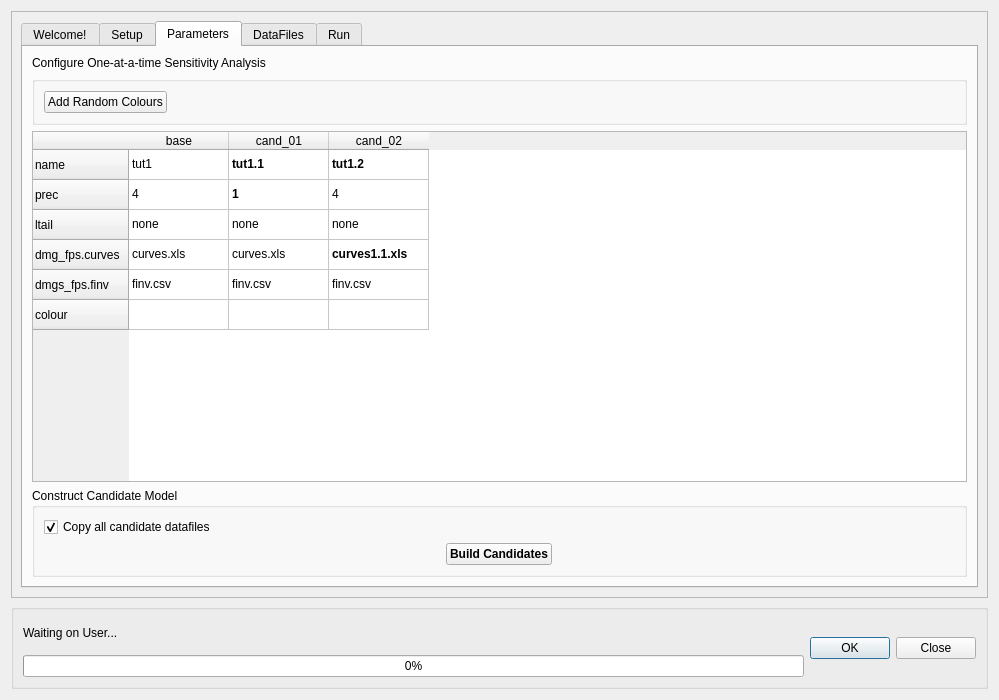
NRCan/CanFlood, file canflood/sensi/sensi.ui: the form before one commit.
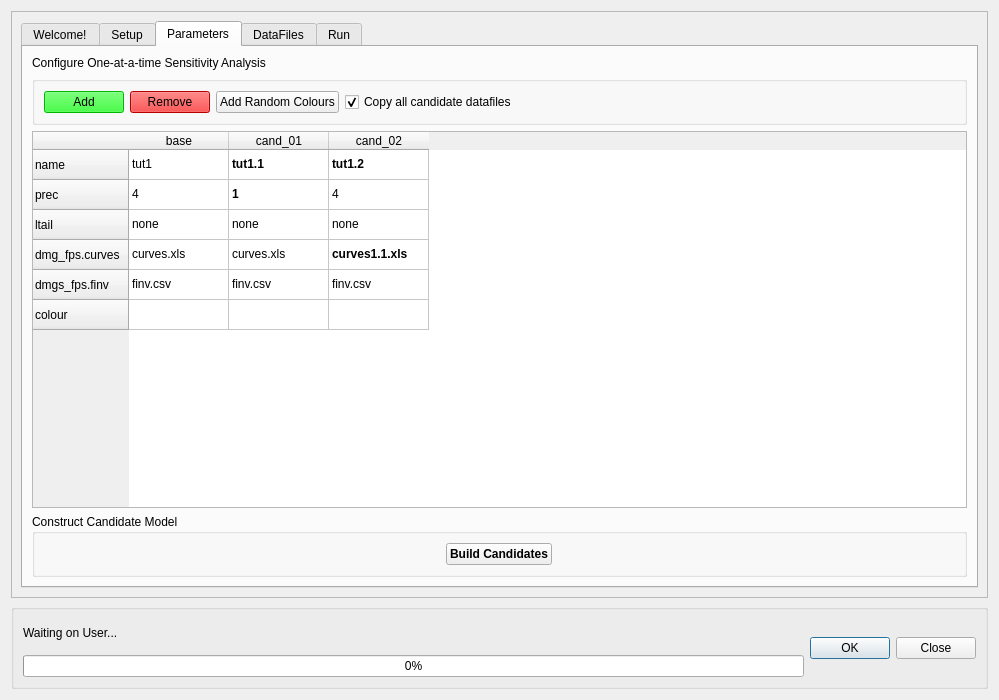
The form after the commit. Icons and pictures are not drawn.

```diff
--- a/canflood/sensi/sensi.ui
+++ b/canflood/sensi/sensi.ui
@@ -468,7 +468,7 @@
                  </widget>
                 </item>
                 <item>
-                 <widget class="QPushButton" name="pushButton_5">
+                 <widget class="QPushButton" name="pushButton_s_load">
                   <property name="sizePolicy">
                    <sizepolicy hsizetype="Fixed" vsizetype="Fixed">
                     <horstretch>0</horstretch>
@@ -531,6 +531,858 @@
               <string/>
              </property>
              <layout class="QHBoxLayout" name="horizontalLayout_6">
+              <item>
+               <widget class="QPushButton" name="pushButton_P_addCand">
+                <property name="palette">
+                 <palette>
+                  <active>
+                   <colorrole role="WindowText">
+                    <brush brushstyle="SolidPattern">
+                     <color alpha="255">
+                      <red>0</red>
+                      <green>0</green>
+                      <blue>0</blue>
+                     </color>
+                    </brush>
+                   </colorrole>
+                   <colorrole role="Button">
+                    <brush brushstyle="SolidPattern">
+                     <color alpha="255">
+                      <red>0</red>
+                      <green>255</green>
+                      <blue>0</blue>
+                     </color>
+                    </brush>
+                   </colorrole>
+                   <colorrole role="Light">
+                    <brush brushstyle="SolidPattern">
+                     <color alpha="255">
+                      <red>127</red>
+                      <green>255</green>
+                      <blue>127</blue>
+                     </color>
+                    </brush>
+                   </colorrole>
+                   <colorrole role="Midlight">
+                    <brush brushstyle="SolidPattern">
+                     <color alpha="255">
+                      <red>63</red>
+                      <green>255</green>
+                      <blue>63</blue>
+                     </color>
+                    </brush>
+                   </colorrole>
+                   <colorrole role="Dark">
+                    <brush brushstyle="SolidPattern">
+                     <color alpha="255">
+                      <red>0</red>
+                      <green>127</green>
+                      <blue>0</blue>
+                     </color>
+                    </brush>
+                   </colorrole>
+                   <colorrole role="Mid">
+                    <brush brushstyle="SolidPattern">
+                     <color alpha="255">
+                      <red>0</red>
+                      <green>170</green>
+                      <blue>0</blue>
+                     </color>
+                    </brush>
+                   </colorrole>
+                   <colorrole role="Text">
+                    <brush brushstyle="SolidPattern">
+                     <color alpha="255">
+                      <red>0</red>
+                      <green>0</green>
+                      <blue>0</blue>
+                     </color>
+                    </brush>
+                   </colorrole>
+                   <colorrole role="BrightText">
+                    <brush brushstyle="SolidPattern">
+                     <color alpha="255">
+                      <red>255</red>
+                      <green>255</green>
+                      <blue>255</blue>
+                     </color>
+                    </brush>
+                   </colorrole>
+                   <colorrole role="ButtonText">
+                    <brush brushstyle="SolidPattern">
+                     <color alpha="255">
+                      <red>0</red>
+                      <green>0</green>
+                      <blue>0</blue>
+                     </color>
+                    </brush>
+                   </colorrole>
+                   <colorrole role="Base">
+                    <brush brushstyle="SolidPattern">
+                     <color alpha="255">
+                      <red>255</red>
+                      <green>255</green>
+                      <blue>255</blue>
+                     </color>
+                    </brush>
+                   </colorrole>
+                   <colorrole role="Window">
+                    <brush brushstyle="SolidPattern">
+                     <color alpha="255">
+                      <red>0</red>
+                      <green>255</green>
+                      <blue>0</blue>
+                     </color>
+                    </brush>
+                   </colorrole>
+                   <colorrole role="Shadow">
+                    <brush brushstyle="SolidPattern">
+                     <color alpha="255">
+                      <red>0</red>
+                      <green>0</green>
+                      <blue>0</blue>
+                     </color>
+                    </brush>
+                   </colorrole>
+                   <colorrole role="AlternateBase">
+                    <brush brushstyle="SolidPattern">
+                     <color alpha="255">
+                      <red>127</red>
+                      <green>255</green>
+                      <blue>127</blue>
+                     </color>
+                    </brush>
+                   </colorrole>
+                   <colorrole role="ToolTipBase">
+                    <brush brushstyle="SolidPattern">
+                     <color alpha="255">
+                      <red>255</red>
+                      <green>255</green>
+                      <blue>220</blue>
+                     </color>
+                    </brush>
+                   </colorrole>
+                   <colorrole role="ToolTipText">
+                    <brush brushstyle="SolidPattern">
+                     <color alpha="255">
+                      <red>0</red>
+                      <green>0</green>
+                      <blue>0</blue>
+                     </color>
+                    </brush>
+                   </colorrole>
+                  </active>
+                  <inactive>
+                   <colorrole role="WindowText">
+                    <brush brushstyle="SolidPattern">
+                     <color alpha="255">
+                      <red>0</red>
+                      <green>0</green>
+                      <blue>0</blue>
+                     </color>
+                    </brush>
+                   </colorrole>
+                   <colorrole role="Button">
+                    <brush brushstyle="SolidPattern">
+                     <color alpha="255">
+                      <red>0</red>
+                      <green>255</green>
+                      <blue>0</blue>
+                     </color>
+                    </brush>
+                   </colorrole>
+                   <colorrole role="Light">
+                    <brush brushstyle="SolidPattern">
+                     <color alpha="255">
+                      <red>127</red>
+                      <green>255</green>
+                      <blue>127</blue>
+                     </color>
+                    </brush>
+                   </colorrole>
+                   <colorrole role="Midlight">
+                    <brush brushstyle="SolidPattern">
+                     <color alpha="255">
+                      <red>63</red>
+                      <green>255</green>
+                      <blue>63</blue>
+                     </color>
+                    </brush>
+                   </colorrole>
+                   <colorrole role="Dark">
+                    <brush brushstyle="SolidPattern">
+                     <color alpha="255">
+                      <red>0</red>
+                      <green>127</green>
+                      <blue>0</blue>
+                     </color>
+                    </brush>
+                   </colorrole>
+                   <colorrole role="Mid">
+                    <brush brushstyle="SolidPattern">
+                     <color alpha="255">
+                      <red>0</red>
+                      <green>170</green>
+                      <blue>0</blue>
+                     </color>
+                    </brush>
+                   </colorrole>
+                   <colorrole role="Text">
+                    <brush brushstyle="SolidPattern">
+                     <color alpha="255">
+                      <red>0</red>
+                      <green>0</green>
+                      <blue>0</blue>
+                     </color>
+                    </brush>
+                   </colorrole>
+                   <colorrole role="BrightText">
+                    <brush brushstyle="SolidPattern">
+                     <color alpha="255">
+                      <red>255</red>
+                      <green>255</green>
+                      <blue>255</blue>
+                     </color>
+                    </brush>
+                   </colorrole>
+                   <colorrole role="ButtonText">
+                    <brush brushstyle="SolidPattern">
+                     <color alpha="255">
+                      <red>0</red>
+                      <green>0</green>
+                      <blue>0</blue>
+                     </color>
+                    </brush>
+                   </colorrole>
+                   <colorrole role="Base">
+                    <brush brushstyle="SolidPattern">
+                     <color alpha="255">
+                      <red>255</red>
+                      <green>255</green>
+                      <blue>255</blue>
+                     </color>
+                    </brush>
+                   </colorrole>
+                   <colorrole role="Window">
+                    <brush brushstyle="SolidPattern">
+                     <color alpha="255">
+                      <red>0</red>
+                      <green>255</green>
+                      <blue>0</blue>
+                     </color>
+                    </brush>
+                   </colorrole>
+                   <colorrole role="Shadow">
+                    <brush brushstyle="SolidPattern">
+                     <color alpha="255">
+                      <red>0</red>
+                      <green>0</green>
+                      <blue>0</blue>
+                     </color>
+                    </brush>
+                   </colorrole>
+                   <colorrole role="AlternateBase">
+                    <brush brushstyle="SolidPattern">
+                     <color alpha="255">
+                      <red>127</red>
+                      <green>255</green>
+                      <blue>127</blue>
+                     </color>
+                    </brush>
+                   </colorrole>
+                   <colorrole role="ToolTipBase">
+                    <brush brushstyle="SolidPattern">
+                     <color alpha="255">
+                      <red>255</red>
+                      <green>255</green>
+                      <blue>220</blue>
+                     </color>
+                    </brush>
+                   </colorrole>
+                   <colorrole role="ToolTipText">
+                    <brush brushstyle="SolidPattern">
+                     <color alpha="255">
+                      <red>0</red>
+                      <green>0</green>
+                      <blue>0</blue>
+                     </color>
+                    </brush>
+                   </colorrole>
+                  </inactive>
+                  <disabled>
+                   <colorrole role="WindowText">
+                    <brush brushstyle="SolidPattern">
+                     <color alpha="255">
+                      <red>0</red>
+                      <green>127</green>
+                      <blue>0</blue>
+                     </color>
+                    </brush>
+                   </colorrole>
+                   <colorrole role="Button">
+                    <brush brushstyle="SolidPattern">
+                     <color alpha="255">
+                      <red>0</red>
+                      <green>255</green>
+                      <blue>0</blue>
+                     </color>
+                    </brush>
+                   </colorrole>
+                   <colorrole role="Light">
+                    <brush brushstyle="SolidPattern">
+                     <color alpha="255">
+                      <red>127</red>
+                      <green>255</green>
+                      <blue>127</blue>
+                     </color>
+                    </brush>
+                   </colorrole>
+                   <colorrole role="Midlight">
+                    <brush brushstyle="SolidPattern">
+                     <color alpha="255">
+                      <red>63</red>
+                      <green>255</green>
+                      <blue>63</blue>
+                     </color>
+                    </brush>
+                   </colorrole>
+                   <colorrole role="Dark">
+                    <brush brushstyle="SolidPattern">
+                     <color alpha="255">
+                      <red>0</red>
+                      <green>127</green>
+                      <blue>0</blue>
+                     </color>
+                    </brush>
+                   </colorrole>
+                   <colorrole role="Mid">
+                    <brush brushstyle="SolidPattern">
+                     <color alpha="255">
+                      <red>0</red>
+                      <green>170</green>
+                      <blue>0</blue>
+                     </color>
+                    </brush>
+                   </colorrole>
+                   <colorrole role="Text">
+                    <brush brushstyle="SolidPattern">
+                     <color alpha="255">
+                      <red>0</red>
+                      <green>127</green>
+                      <blue>0</blue>
+                     </color>
+                    </brush>
+                   </colorrole>
+                   <colorrole role="BrightText">
+                    <brush brushstyle="SolidPattern">
+                     <color alpha="255">
+                      <red>255</red>
+                      <green>255</green>
+                      <blue>255</blue>
+                     </color>
+                    </brush>
+                   </colorrole>
+                   <colorrole role="ButtonText">
+                    <brush brushstyle="SolidPattern">
+                     <color alpha="255">
+                      <red>0</red>
+                      <green>127</green>
+                      <blue>0</blue>
+                     </color>
+                    </brush>
+                   </colorrole>
+                   <colorrole role="Base">
+                    <brush brushstyle="SolidPattern">
+                     <color alpha="255">
+                      <red>0</red>
+                      <green>255</green>
+                      <blue>0</blue>
+                     </color>
+                    </brush>
+                   </colorrole>
+                   <colorrole role="Window">
+                    <brush brushstyle="SolidPattern">
+                     <color alpha="255">
+                      <red>0</red>
+                      <green>255</green>
+                      <blue>0</blue>
+                     </color>
+                    </brush>
+                   </colorrole>
+                   <colorrole role="Shadow">
+                    <brush brushstyle="SolidPattern">
+                     <color alpha="255">
+                      <red>0</red>
+                      <green>0</green>
+                      <blue>0</blue>
+                     </color>
+                    </brush>
+                   </colorrole>
+                   <colorrole role="AlternateBase">
+                    <brush brushstyle="SolidPattern">
+                     <color alpha="255">
+                      <red>0</red>
+                      <green>255</green>
+                      <blue>0</blue>
+                     </color>
+                    </brush>
+                   </colorrole>
+                   <colorrole role="ToolTipBase">
+                    <brush brushstyle="SolidPattern">
+                     <color alpha="255">
+                      <red>255</red>
+                      <green>255</green>
+                      <blue>220</blue>
+                     </color>
+                    </brush>
+                   </colorrole>
+                   <colorrole role="ToolTipText">
+                    <brush brushstyle="SolidPattern">
+                     <color alpha="255">
+                      <red>0</red>
+                      <green>0</green>
+                      <blue>0</blue>
+                     </color>
+                    </brush>
+                   </colorrole>
+                  </disabled>
+                 </palette>
+                </property>
+                <property name="text">
+                 <string>Add</string>
+                </property>
+                <property name="icon">
+                 <iconset resource="../resources.qrc">
+                  <normaloff>:/icons/icons/arrow-right-circle.svg</normaloff>:/icons/icons/arrow-right-circle.svg</iconset>
+                </property>
+               </widget>
+              </item>
+              <item>
+               <widget class="QPushButton" name="pushButton_5">
+                <property name="palette">
+                 <palette>
+                  <active>
+                   <colorrole role="WindowText">
+                    <brush brushstyle="SolidPattern">
+                     <color alpha="255">
+                      <red>0</red>
+                      <green>0</green>
+                      <blue>0</blue>
+                     </color>
+                    </brush>
+                   </colorrole>
+                   <colorrole role="Button">
+                    <brush brushstyle="SolidPattern">
+                     <color alpha="255">
+                      <red>255</red>
+                      <green>0</green>
+                      <blue>0</blue>
+                     </color>
+                    </brush>
+                   </colorrole>
+                   <colorrole role="Light">
+                    <brush brushstyle="SolidPattern">
+                     <color alpha="255">
+                      <red>255</red>
+                      <green>127</green>
+                      <blue>127</blue>
+                     </color>
+                    </brush>
+                   </colorrole>
+                   <colorrole role="Midlight">
+                    <brush brushstyle="SolidPattern">
+                     <color alpha="255">
+                      <red>255</red>
+                      <green>63</green>
+                      <blue>63</blue>
+                     </color>
+                    </brush>
+                   </colorrole>
+                   <colorrole role="Dark">
+                    <brush brushstyle="SolidPattern">
+                     <color alpha="255">
+                      <red>127</red>
+                      <green>0</green>
+                      <blue>0</blue>
+                     </color>
+                    </brush>
+                   </colorrole>
+                   <colorrole role="Mid">
+                    <brush brushstyle="SolidPattern">
+                     <color alpha="255">
+                      <red>170</red>
+                      <green>0</green>
+                      <blue>0</blue>
+                     </color>
+                    </brush>
+                   </colorrole>
+                   <colorrole role="Text">
+                    <brush brushstyle="SolidPattern">
+                     <color alpha="255">
+                      <red>0</red>
+                      <green>0</green>
+                      <blue>0</blue>
+                     </color>
+                    </brush>
+                   </colorrole>
+                   <colorrole role="BrightText">
+                    <brush brushstyle="SolidPattern">
+                     <color alpha="255">
+                      <red>255</red>
+                      <green>255</green>
+                      <blue>255</blue>
+                     </color>
+                    </brush>
+                   </colorrole>
+                   <colorrole role="ButtonText">
+                    <brush brushstyle="SolidPattern">
+                     <color alpha="255">
+                      <red>0</red>
+                      <green>0</green>
+                      <blue>0</blue>
+                     </color>
+                    </brush>
+                   </colorrole>
+                   <colorrole role="Base">
+                    <brush brushstyle="SolidPattern">
+                     <color alpha="255">
+                      <red>255</red>
+                      <green>255</green>
+                      <blue>255</blue>
+                     </color>
+                    </brush>
+                   </colorrole>
+                   <colorrole role="Window">
+                    <brush brushstyle="SolidPattern">
+                     <color alpha="255">
+                      <red>255</red>
+                      <green>0</green>
+                      <blue>0</blue>
+                     </color>
+                    </brush>
+                   </colorrole>
+                   <colorrole role="Shadow">
+                    <brush brushstyle="SolidPattern">
+                     <color alpha="255">
+                      <red>0</red>
+                      <green>0</green>
+                      <blue>0</blue>
+                     </color>
+                    </brush>
+                   </colorrole>
+                   <colorrole role="AlternateBase">
+                    <brush brushstyle="SolidPattern">
+                     <color alpha="255">
+                      <red>255</red>
+                      <green>127</green>
+                      <blue>127</blue>
+                     </color>
+                    </brush>
+                   </colorrole>
+                   <colorrole role="ToolTipBase">
+                    <brush brushstyle="SolidPattern">
+                     <color alpha="255">
+                      <red>255</red>
+                      <green>255</green>
+                      <blue>220</blue>
+                     </color>
+                    </brush>
+                   </colorrole>
+                   <colorrole role="ToolTipText">
+                    <brush brushstyle="SolidPattern">
+                     <color alpha="255">
+                      <red>0</red>
+                      <green>0</green>
+                      <blue>0</blue>
+                     </color>
+                    </brush>
+                   </colorrole>
+                  </active>
+                  <inactive>
+                   <colorrole role="WindowText">
+                    <brush brushstyle="SolidPattern">
+                     <color alpha="255">
+                      <red>0</red>
+                      <green>0</green>
+                      <blue>0</blue>
+                     </color>
+                    </brush>
+                   </colorrole>
+                   <colorrole role="Button">
+                    <brush brushstyle="SolidPattern">
+                     <color alpha="255">
+                      <red>255</red>
+                      <green>0</green>
+                      <blue>0</blue>
+                     </color>
+                    </brush>
+                   </colorrole>
+                   <colorrole role="Light">
+                    <brush brushstyle="SolidPattern">
+                     <color alpha="255">
+                      <red>255</red>
+                      <green>127</green>
+                      <blue>127</blue>
+                     </color>
+                    </brush>
+                   </colorrole>
+                   <colorrole role="Midlight">
+                    <brush brushstyle="SolidPattern">
+                     <color alpha="255">
+                      <red>255</red>
+                      <green>63</green>
+                      <blue>63</blue>
+                     </color>
+                    </brush>
+                   </colorrole>
+                   <colorrole role="Dark">
+                    <brush brushstyle="SolidPattern">
+                     <color alpha="255">
+                      <red>127</red>
+                      <green>0</green>
+                      <blue>0</blue>
+                     </color>
+                    </brush>
+                   </colorrole>
+                   <colorrole role="Mid">
+                    <brush brushstyle="SolidPattern">
+                     <color alpha="255">
+                      <red>170</red>
+                      <green>0</green>
+                      <blue>0</blue>
+                     </color>
+                    </brush>
+                   </colorrole>
+                   <colorrole role="Text">
+                    <brush brushstyle="SolidPattern">
+                     <color alpha="255">
+                      <red>0</red>
+                      <green>0</green>
+                      <blue>0</blue>
+                     </color>
+                    </brush>
+                   </colorrole>
+                   <colorrole role="BrightText">
+                    <brush brushstyle="SolidPattern">
+                     <color alpha="255">
+                      <red>255</red>
+                      <green>255</green>
+                      <blue>255</blue>
+                     </color>
+                    </brush>
+                   </colorrole>
+                   <colorrole role="ButtonText">
+                    <brush brushstyle="SolidPattern">
+                     <color alpha="255">
+                      <red>0</red>
+                      <green>0</green>
+                      <blue>0</blue>
+                     </color>
+                    </brush>
+                   </colorrole>
+                   <colorrole role="Base">
+                    <brush brushstyle="SolidPattern">
+                     <color alpha="255">
+                      <red>255</red>
+                      <green>255</green>
+                      <blue>255</blue>
+                     </color>
+                    </brush>
+                   </colorrole>
+                   <colorrole role="Window">
+                    <brush brushstyle="SolidPattern">
+                     <color alpha="255">
+                      <red>255</red>
+                      <green>0</green>
+                      <blue>0</blue>
+                     </color>
+                    </brush>
+                   </colorrole>
+                   <colorrole role="Shadow">
+                    <brush brushstyle="SolidPattern">
+                     <color alpha="255">
+                      <red>0</red>
+                      <green>0</green>
+                      <blue>0</blue>
+                     </color>
+                    </brush>
+                   </colorrole>
+                   <colorrole role="AlternateBase">
+                    <brush brushstyle="SolidPattern">
+                     <color alpha="255">
+                      <red>255</red>
+                      <green>127</green>
+                      <blue>127</blue>
+                     </color>
+                    </brush>
+                   </colorrole>
+                   <colorrole role="ToolTipBase">
+                    <brush brushstyle="SolidPattern">
+                     <color alpha="255">
+                      <red>255</red>
+                      <green>255</green>
+                      <blue>220</blue>
+                     </color>
+                    </brush>
+                   </colorrole>
+                   <colorrole role="ToolTipText">
+                    <brush brushstyle="SolidPattern">
+                     <color alpha="255">
+                      <red>0</red>
+                      <green>0</green>
+                      <blue>0</blue>
+                     </color>
+                    </brush>
+                   </colorrole>
+                  </inactive>
+                  <disabled>
+                   <colorrole role="WindowText">
+                    <brush brushstyle="SolidPattern">
+                     <color alpha="255">
+                      <red>127</red>
+                      <green>0</green>
+                      <blue>0</blue>
+                     </color>
+                    </brush>
+                   </colorrole>
+                   <colorrole role="Button">
+                    <brush brushstyle="SolidPattern">
+                     <color alpha="255">
+                      <red>255</red>
+                      <green>0</green>
+                      <blue>0</blue>
+                     </color>
+                    </brush>
+                   </colorrole>
+                   <colorrole role="Light">
+                    <brush brushstyle="SolidPattern">
+                     <color alpha="255">
+                      <red>255</red>
+                      <green>127</green>
+                      <blue>127</blue>
+                     </color>
+                    </brush>
+                   </colorrole>
+                   <colorrole role="Midlight">
+                    <brush brushstyle="SolidPattern">
+                     <color alpha="255">
+                      <red>255</red>
+                      <green>63</green>
+                      <blue>63</blue>
+                     </color>
+                    </brush>
+                   </colorrole>
+                   <colorrole role="Dark">
+                    <brush brushstyle="SolidPattern">
+                     <color alpha="255">
+                      <red>127</red>
+                      <green>0</green>
+                      <blue>0</blue>
+                     </color>
+                    </brush>
+                   </colorrole>
+                   <colorrole role="Mid">
+                    <brush brushstyle="SolidPattern">
+                     <color alpha="255">
+                      <red>170</red>
+                      <green>0</green>
+                      <blue>0</blue>
+                     </color>
+                    </brush>
+                   </colorrole>
+                   <colorrole role="Text">
+                    <brush brushstyle="SolidPattern">
+                     <color alpha="255">
+                      <red>127</red>
+                      <green>0</green>
+                      <blue>0</blue>
+                     </color>
+                    </brush>
+                   </colorrole>
+                   <colorrole role="BrightText">
+                    <brush brushstyle="SolidPattern">
+                     <color alpha="255">
+                      <red>255</red>
+                      <green>255</green>
+                      <blue>255</blue>
+                     </color>
+                    </brush>
+                   </colorrole>
+                   <colorrole role="ButtonText">
+                    <brush brushstyle="SolidPattern">
+                     <color alpha="255">
+                      <red>127</red>
+                      <green>0</green>
+                      <blue>0</blue>
+                     </color>
+                    </brush>
+                   </colorrole>
+                   <colorrole role="Base">
+                    <brush brushstyle="SolidPattern">
+                     <color alpha="255">
+                      <red>255</red>
+                      <green>0</green>
+                      <blue>0</blue>
+                     </color>
+                    </brush>
+                   </colorrole>
+                   <colorrole role="Window">
+                    <brush brushstyle="SolidPattern">
+                     <color alpha="255">
+                      <red>255</red>
+                      <green>0</green>
+                      <blue>0</blue>
+                     </color>
+                    </brush>
+                   </colorrole>
+                   <colorrole role="Shadow">
+                    <brush brushstyle="SolidPattern">
+                     <color alpha="255">
+                      <red>0</red>
+                      <green>0</green>
+                      <blue>0</blue>
+                     </color>
+                    </brush>
+                   </colorrole>
+                   <colorrole role="AlternateBase">
+                    <brush brushstyle="SolidPattern">
+                     <color alpha="255">
+                      <red>255</red>
+                      <green>0</green>
+                      <blue>0</blue>
+                     </color>
+                    </brush>
+                   </colorrole>
+                   <colorrole role="ToolTipBase">
+                    <brush brushstyle="SolidPattern">
+                     <color alpha="255">
+                      <red>255</red>
+                      <green>255</green>
+                      <blue>220</blue>
+                     </color>
+                    </brush>
+                   </colorrole>
+                   <colorrole role="ToolTipText">
+                    <brush brushstyle="SolidPattern">
+                     <color alpha="255">
+                      <red>0</red>
+                      <green>0</green>
+                      <blue>0</blue>
+                     </color>
+                    </brush>
+                   </colorrole>
+                  </disabled>
+                 </palette>
+                </property>
+                <property name="text">
+                 <string>Remove</string>
+                </property>
+                <property name="icon">
+                 <iconset resource="../resources.qrc">
+                  <normaloff>:/icons/icons/arrow-left-circle.svg</normaloff>:/icons/icons/arrow-left-circle.svg</iconset>
+                </property>
+               </widget>
+              </item>
               <item>
                <widget class="QPushButton" name="pushButton_6">
                 <property name="text">
@@ -538,6 +1390,16 @@
                 </property>
                </widget>
               </item>
+              <item>
+               <widget class="QCheckBox" name="checkBox">
+                <property name="text">
+                 <string>Copy all candidate datafiles</string>
+                </property>
+                <property name="checked">
+                 <bool>true</bool>
+                </property>
+               </widget>
+              </item>
               <item>
                <spacer name="horizontalSpacer_3">
                 <property name="orientation">
@@ -714,33 +1576,6 @@
               <string>Construct Candidate Model</string>
              </property>
              <layout class="QVBoxLayout" name="verticalLayout_4">
-              <item>
-               <layout class="QHBoxLayout" name="horizontalLayout_8">
-                <item>
-                 <widget class="QCheckBox" name="checkBox">
-                  <property name="text">
-                   <string>Copy all candidate datafiles</string>
-                  </property>
-                  <property name="checked">
-                   <bool>true</bool>
-                  </property>
-                 </widget>
-                </item>
-                <item>
-                 <spacer name="horizontalSpacer_5">
-                  <property name="orientation">
-                   <enum>Qt::Horizontal</enum>
-                  </property>
-                  <property name="sizeHint" stdset="0">
-                   <size>
-                    <width>40</width>
-                    <height>20</height>
-                   </size>
-                  </property>
-                 </spacer>
-                </item>
-               </layout>
-              </item>
               <item alignment="Qt::AlignHCenter">
                <widget class="QPushButton" name="pushButton_7">
                 <property name="maximumSize">
```
Left out of the diff: 64 changed lines with no effect on the pictures.
